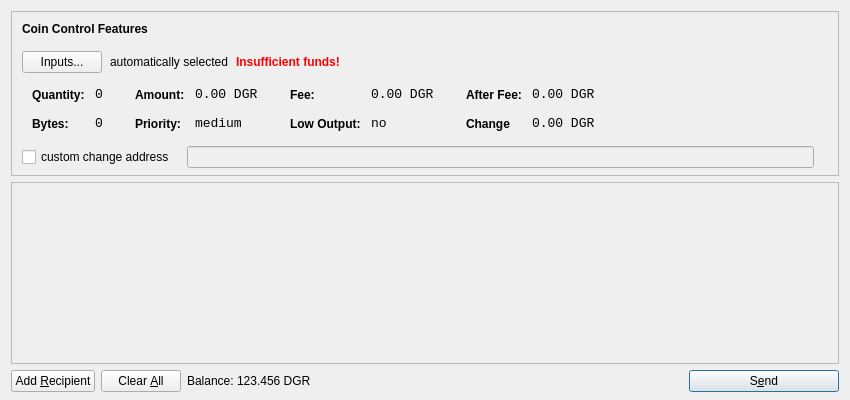
Before: the Qt Designer form src/qt/forms/sendcoinsdialog.ui in NexxusUniversity/NexxusCoin, drawn with Qt 5.
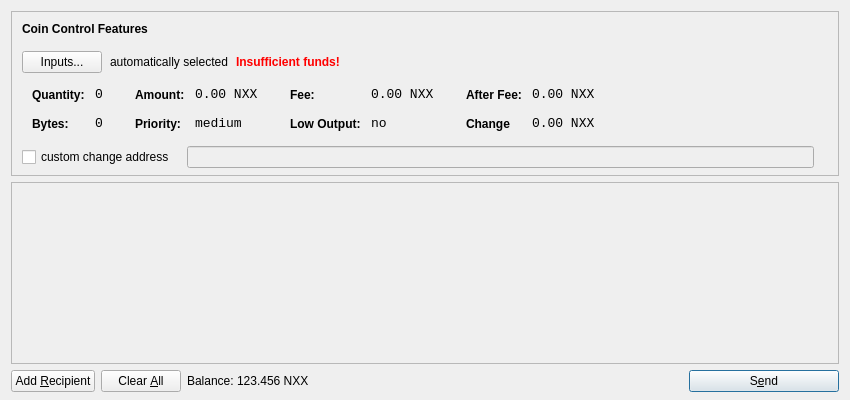
After: the same form once the commit is applied. Icons and pictures are not drawn.

Patch:
```diff
--- a/src/qt/forms/sendcoinsdialog.ui
+++ b/src/qt/forms/sendcoinsdialog.ui
@@ -321,7 +321,7 @@
                   <enum>Qt::ActionsContextMenu</enum>
                  </property>
                  <property name="text">
-                  <string notr="true">0.00 DGR</string>
+                  <string notr="true">0.00 NXX</string>
                  </property>
                  <property name="textInteractionFlags">
                   <set>Qt::LinksAccessibleByMouse|Qt::TextSelectableByKeyboard|Qt::TextSelectableByMouse</set>
@@ -407,7 +407,7 @@
                   <enum>Qt::ActionsContextMenu</enum>
                  </property>
                  <property name="text">
-                  <string notr="true">0.00 DGR</string>
+                  <string notr="true">0.00 NXX</string>
                  </property>
                  <property name="textInteractionFlags">
                   <set>Qt::LinksAccessibleByMouse|Qt::TextSelectableByKeyboard|Qt::TextSelectableByMouse</set>
@@ -493,7 +493,7 @@
                   <enum>Qt::ActionsContextMenu</enum>
                  </property>
                  <property name="text">
-                  <string notr="true">0.00 DGR</string>
+                  <string notr="true">0.00 NXX</string>
                  </property>
                  <property name="textInteractionFlags">
                   <set>Qt::LinksAccessibleByMouse|Qt::TextSelectableByKeyboard|Qt::TextSelectableByMouse</set>
@@ -525,7 +525,7 @@
                   <enum>Qt::ActionsContextMenu</enum>
                  </property>
                  <property name="text">
-                  <string notr="true">0.00 DGR</string>
+                  <string notr="true">0.00 NXX</string>
                  </property>
                  <property name="textInteractionFlags">
                   <set>Qt::LinksAccessibleByMouse|Qt::TextSelectableByKeyboard|Qt::TextSelectableByMouse</set>
@@ -724,7 +724,7 @@
           <cursorShape>IBeamCursor</cursorShape>
          </property>
          <property name="text">
-          <string notr="true">123.456 DGR</string>
+          <string notr="true">123.456 NXX</string>
          </property>
          <property name="textInteractionFlags">
           <set>Qt::LinksAccessibleByMouse|Qt::TextSelectableByKeyboard|Qt::TextSelectableByMouse</set>
```
